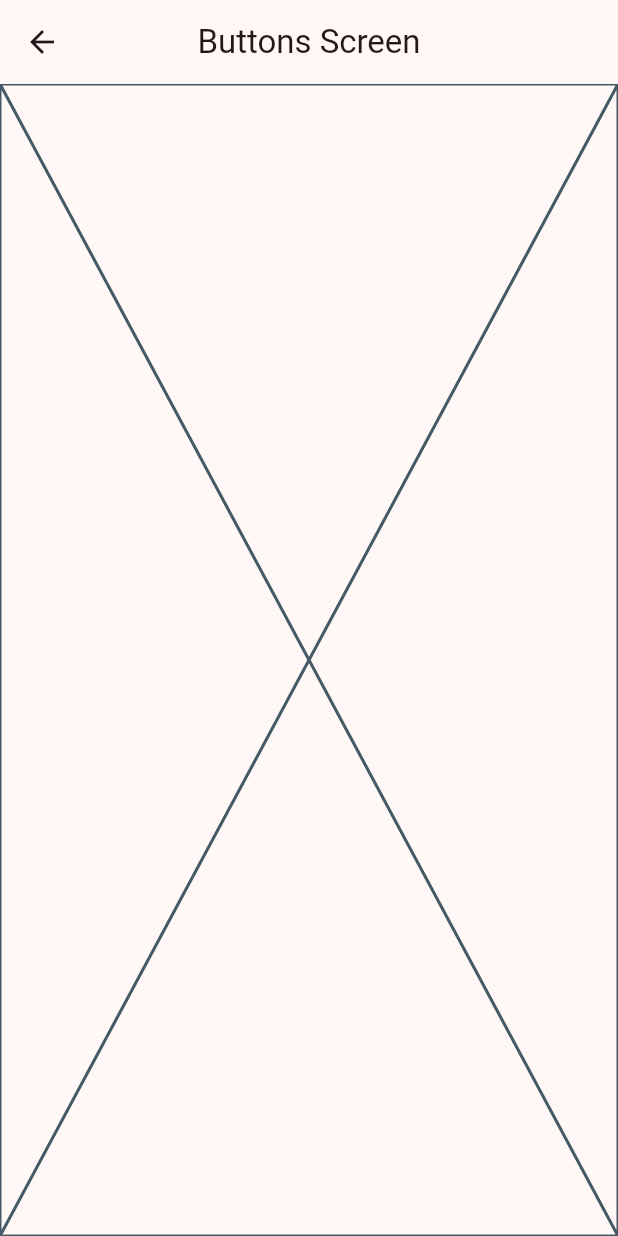
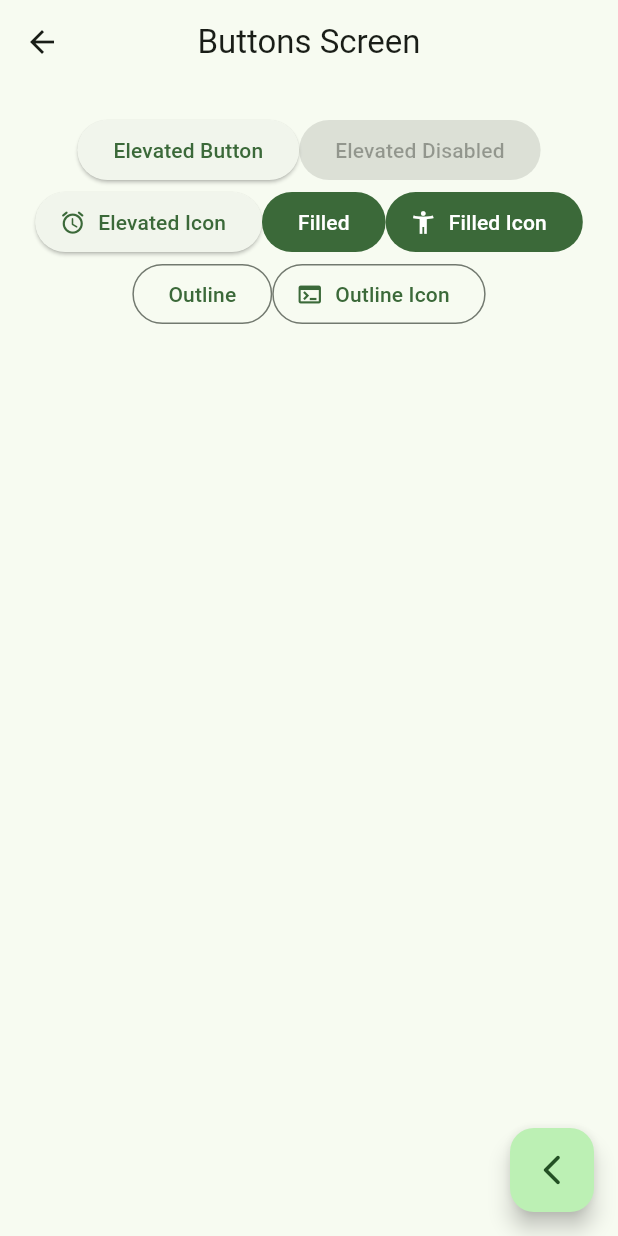
Before and after one commit to Wils0nDev/widget_app, a Flutter app: the screen it shows after launch, after a tap on "Botones", on a phone screen of 412 x 824 dp. Run offline on Flutter 3.47's test engine with Material 2 defaults, Android fonts, the phone set to English and light mode, and no system bars; our stand-ins replace go_router.

Commit message:
router views buttons and cards

```diff
--- a/lib/config/router/app_router.dart
+++ b/lib/config/router/app_router.dart
@@ -7,13 +7,16 @@ final appRouter = GoRouter(
   routes: [
     GoRoute(
       path: '/',
+      name: HomeScreen.name,
       builder: (context, state) => const HomeScreen(),
     ),
     GoRoute(
+      name: ButtonsScreen.name ,
       path: '/buttons',
       builder: (context, state) => const ButtonsScreen(),
     ),
     GoRoute(
+      name: CardsScreen.name,
       path: '/cards',
       builder: (context, state) => const CardsScreen(),
     )
--- a/lib/main.dart
+++ b/lib/main.dart
@@ -10,10 +10,14 @@ class MainApp extends StatelessWidget {
   const MainApp({super.key});
   @override
   Widget build(BuildContext context) {
+    //.router : nos permite llamar a nuestro en rutador de rutas, esto nos proporciona la libreria go_router
     return  MaterialApp.router(
+      //routerConfig: me permite configurar mis enrutadores
+      //appRouter : Es mi enrutador donde defino los paths
       routerConfig: appRouter,
       debugShowCheckedModeBanner: false,
-      theme: AppTheme(selectedColor: 6).getTheme(),
+      //AppTheme : clase que contiene la configuración base de mi app
+      theme: AppTheme(selectedColor: 3).getTheme(),
     );
   }
 }
--- a/lib/presentation/screens/buttons/buttons_screen.dart
+++ b/lib/presentation/screens/buttons/buttons_screen.dart
@@ -1,6 +1,9 @@
 import 'package:flutter/material.dart';
+import 'package:go_router/go_router.dart';
 
 class ButtonsScreen extends StatelessWidget {
+
+  static const String name = 'buttons_name';
   const ButtonsScreen({super.key});
 
   @override
@@ -9,7 +12,46 @@ class ButtonsScreen extends StatelessWidget {
       appBar: AppBar(
         title: const Text('Buttons Screen'),
       ),
-      body: const Placeholder(),
+      body: const _ButtonsView(),
+      floatingActionButton: FloatingActionButton(
+        child: const Icon(Icons.arrow_back_ios_new_rounded),
+        onPressed: (){
+          context.pop();
+        },
+      ),
     );
   }
 }
+
+class _ButtonsView extends StatelessWidget {
+  const _ButtonsView();
+
+  @override
+  Widget build(BuildContext context) {
+    return SizedBox(
+      width: double.infinity,
+      child: Padding(
+        padding: const EdgeInsets.symmetric(horizontal:10, vertical:20),
+        child: Wrap(
+          alignment: WrapAlignment.center,
+          children: [
+            ElevatedButton(onPressed: (){}, child: const Text('Elevated Button')),
+            const ElevatedButton(onPressed:null, child:  Text('Elevated Disabled')),
+            ElevatedButton.icon(
+              onPressed: (){},
+              icon: const Icon(Icons.access_alarm_rounded),
+              label: const Text('Elevated Icon'),
+            ),
+            FilledButton(onPressed: (){}, child: const Text('Filled')),
+            FilledButton.icon(onPressed: (){}, icon: const Icon(Icons.accessibility_new), label: const Text('Filled Icon'),),
+            OutlinedButton(onPressed: (){}, child: const Text('Outline')),
+            OutlinedButton.icon(onPressed: (){}, icon: const Icon(Icons.terminal), label: const Text('Outline Icon'))
+
+
+
+          ],
+        ),
+      ),
+    );
+  }
+}
--- a/lib/presentation/screens/cards/cards_screen.dart
+++ b/lib/presentation/screens/cards/cards_screen.dart
@@ -1,6 +1,9 @@
 import 'package:flutter/material.dart';
 
 class CardsScreen extends StatelessWidget {
+
+    static const String name = 'cards_name';
+
   const CardsScreen({super.key});
 
   @override
--- a/lib/presentation/screens/home/home_scree.dart
+++ b/lib/presentation/screens/home/home_scree.dart
@@ -1,8 +1,12 @@
 import 'package:flutter/material.dart';
 import 'package:go_router/go_router.dart';
 import 'package:widgets_app/menu/menu_items.dart';
+//import 'package:widgets_app/presentation/screens/screens.dart';
 
 class HomeScreen extends StatelessWidget {
+
+  static const String name = 'home_screen';
+
   const HomeScreen({super.key});
 
   @override
@@ -63,6 +67,8 @@ class _CustomListTitle extends StatelessWidget {
       // );
       //Navigator.pushNamed(context, menuItem.link);
       context.push(menuItem.link);
+      //context.pushNamed(CardsScreen.name);
+
       },
     );
   }
```
